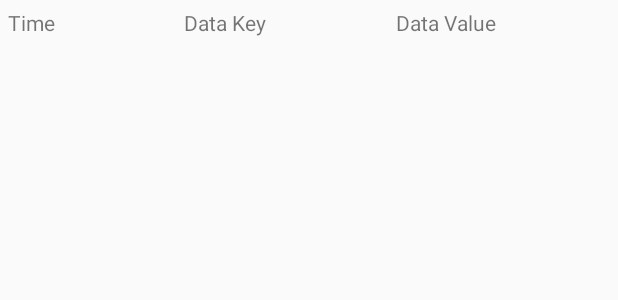
After one commit to LightWellCode/sentire, an Android app: the layout row_sensor_data.xml on its own in the app's theme, with its tools: preview values and no code run, on a phone screen of 412 x 824 dp. The commit adds this screen. Shown: the top 300 px of the screen. Run offline under Robolectric (Android 15) with nearby library versions, the phone set to English and light mode, and no system bars.

Commit message:
Saving Data to local DB
The following data points are saved when the user clicks 'read' (SENSOR
data, timestamp, lat, long, altitude)

```diff
--- a/mobile/sentiremobile/app/src/main/java/biz/lightwell/sentiremobile/aaa/myInfoDataObj.java
+++ b/mobile/sentiremobile/app/src/main/java/biz/lightwell/sentiremobile/aaa/myInfoDataObj.java
@@ -1,4 +1,6 @@
 package biz.lightwell.sentiremobile.aaa;
+
+import com.orm.SugarRecord;
 
 /**
  * Created by stew on 3/23/2017.
@@ -6,7 +8,7 @@ package biz.lightwell.sentiremobile.aaa;
  * Notes:
  */
 
-public class myInfoDataObj {
+public class myInfoDataObj extends SugarRecord {
     // organized as a key / value pairings to manage multiple devices/sensors being connected
 
     private String infoDataCat; // ANDROID | ARDUINO BOARD | PERSON
--- /dev/null
+++ b/mobile/sentiremobile/app/src/main/res/layout/row_sensor_data.xml
@@ -0,0 +1,35 @@
+<?xml version="1.0" encoding="utf-8"?>
+<LinearLayout xmlns:android="http://schemas.android.com/apk/res/android"
+              android:orientation="horizontal"
+              android:layout_width="match_parent"
+              android:layout_height="match_parent"
+              android:layout_weight="1">
+
+    <TextView
+        android:layout_width="wrap_content"
+        android:layout_height="wrap_content"
+        android:text="Time"
+        android:layout_weight="1"
+        android:padding="5sp"
+        android:id="@+id/row_sensor_date"
+        />
+
+    <TextView
+        android:layout_width="wrap_content"
+        android:layout_height="wrap_content"
+        android:text="Data Key"
+        android:layout_weight="1"
+        android:padding="5sp"
+        android:id="@+id/row_sensor_key"
+        />
+
+    <TextView
+        android:layout_width="wrap_content"
+        android:layout_height="wrap_content"
+        android:text="Data Value"
+        android:layout_weight="1"
+        android:padding="5sp"
+        android:id="@+id/row_sensor_value"
+        />
+
+</LinearLayout>
```
Also changed, not shown: mobile/sentiremobile/app/src/main/java/biz/lightwell/sentiremobile/aaa/GoogleAuthActivity.java (+16 -0 lines), mobile/sentiremobile/app/src/main/java/biz/lightwell/sentiremobile/sensorMgmt/SensorListAdapter.java (added, +69 -0 lines), mobile/sentiremobile/app/src/main/java/biz/lightwell/sentiremobile/sensorMgmt/SensorMgmtActivity.java (+48 -5 lines), mobile/sentiremobile/app/src/main/java/biz/lightwell/sentiremobile/sensorMgmt/sensorDataObj.java (+23 -5 lines), mobile/sentiremobile/app/src/main/res/layout/activity_sensor_mgmt.xml (+12 -0 lines).
